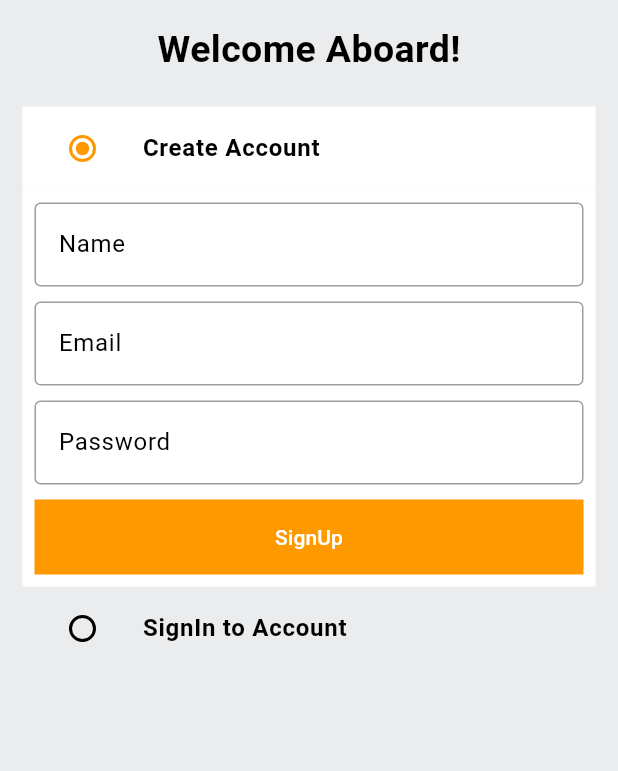
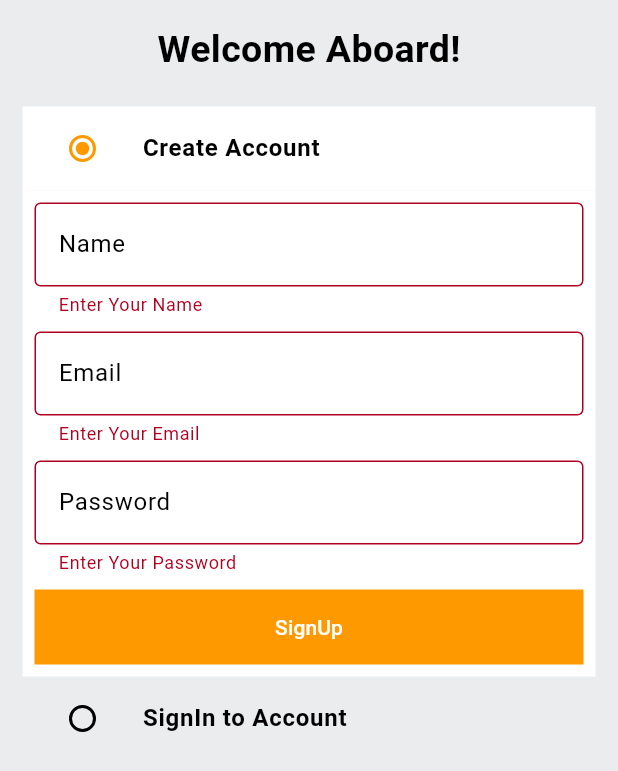
Before and after one commit to Hafsa191097/MartCart, a Flutter app: the screen it shows after launch, after a tap on "SignUp", on a phone screen of 412 x 824 dp. Shown: the top 771 px of the screen. Run offline on Flutter 3.47's test engine with Material 2 defaults, Android fonts, the light colour scheme and no system bars; our stand-ins replace shared_preferences.

Commit message:
SignupSignInDone

```diff
--- a/lib/Auth/AuthScreen.dart
+++ b/lib/Auth/AuthScreen.dart
@@ -1,13 +1,11 @@
-
-
 import 'dart:developer';
 
+import 'package:MartCart/Services/AuthService.dart';
 import 'package:flutter/material.dart';
 
 import '../CommonWidgets/CommonButton.dart';
 import '../CommonWidgets/CommontextField.dart';
 import '../Constants/_Globals.dart';
-
 
 // ignore: camel_case_types
 class authScreen extends StatefulWidget {
@@ -17,14 +15,13 @@ class authScreen extends StatefulWidget {
   State<authScreen> createState() => _authScreenState();
 }
 
-
- enum Auth{
+enum Auth {
   signin,
   signup,
 }
+
 // ignore: camel_case_types
 class _authScreenState extends State<authScreen> {
-
   Auth auth = Auth.signup;
   final _signupkey = GlobalKey<FormState>();
   final _signinkey = GlobalKey<FormState>();
@@ -32,7 +29,7 @@ class _authScreenState extends State<authScreen> {
   final TextEditingController _email = TextEditingController();
   final TextEditingController _name = TextEditingController();
   final TextEditingController _pass = TextEditingController();
-
+  final AuthService authService = AuthService();
 
   @override
   void dispose() {
@@ -41,83 +38,153 @@ class _authScreenState extends State<authScreen> {
     _name.dispose();
     _pass.dispose();
   }
+
+  void SignUpUser() {
+    authService.SignUpUser(
+      Context: context,
+      Name: _name.text,
+      Email: _email.text,
+      Password: _pass.text,
+    );
+  }
+
+  void SignInUser() {
+    authService.SignInUser(
+      Context: context,
+      Email: _email.text,
+      Password: _pass.text,
+    );
+  }
+
   @override
   Widget build(BuildContext context) {
     return Scaffold(
       backgroundColor: GlobalVariables.greyBackgroundCOlor,
-      body: SafeArea(
+      body: SingleChildScrollView(
+        child: SafeArea(
           child: Padding(
-          padding:const EdgeInsets.all(15),
+            padding: const EdgeInsets.all(15),
             child: Column(
               crossAxisAlignment: CrossAxisAlignment.center,
-
               children: [
-              const Text('Welcome Aboard!' , style: TextStyle(fontWeight: FontWeight.w600,fontSize: 25),),
-              const SizedBox(height: 20,),
+                const Text(
+                  'Welcome Aboard!',
+                  style: TextStyle(fontWeight: FontWeight.w600, fontSize: 25),
+                ),
+                const SizedBox(
+                  height: 20,
+                ),
                 ListTile(
-                tileColor: auth == Auth.signup ? GlobalVariables.backgroundColor : GlobalVariables.greyBackgroundCOlor,
-                title: const Text('Create Account', style: TextStyle(fontWeight: FontWeight.w600),),
+                  tileColor: auth == Auth.signup
+                      ? GlobalVariables.backgroundColor
+                      : GlobalVariables.greyBackgroundCOlor,
+                  title: const Text(
+                    'Create Account',
+                    style: TextStyle(fontWeight: FontWeight.w600),
+                  ),
                   leading: Radio(
                     activeColor: GlobalVariables.secondaryColor,
                     value: Auth.signup,
                     groupValue: auth,
-                  onChanged: (Auth? value){
+                    onChanged: (Auth? value) {
                       setState(() {
                         auth = value!;
                       });
                     },
                   ),
                 ),
-              if(auth==Auth.signup)
+                if (auth == Auth.signup)
                   Container(
                     color: Colors.white,
                     padding: const EdgeInsets.all(8.0),
                     child: Form(
                       key: _signupkey,
                       child: Column(
-
                         children: [
-                        CustomTextField(controller: _name, hint: 'Name',),
-                        const SizedBox(height: 10,),
-                        CustomTextField(controller: _email, hint: 'Email',),
-                        const SizedBox(height: 10,),
-                        CustomTextField(controller: _pass, hint: 'Password',),
-                        const SizedBox(height: 10,),
-                        CommonButton(text: 'SignUp', action: (){log('hafsa');})
+                          CustomTextField(
+                            controller: _name,
+                            hint: 'Name',
+                          ),
+                          const SizedBox(
+                            height: 10,
+                          ),
+                          CustomTextField(
+                            controller: _email,
+                            hint: 'Email',
+                          ),
+                          const SizedBox(
+                            height: 10,
+                          ),
+                          CustomTextField(
+                            controller: _pass,
+                            hint: 'Password',
+                          ),
+                          const SizedBox(
+                            height: 10,
+                          ),
+                          CommonButton(
+                              text: 'SignUp',
+                              action: () {
+                                if(_signupkey.currentState!.validate()){
+                                  SignUpUser();
+                                }
+                              })
                         ],
                       ),
                     ),
                   ),
-
                 ListTile(
-                title: const Text('SignIn to Account', style: TextStyle(fontWeight: FontWeight.w600),),
-                tileColor: auth == Auth.signin ? GlobalVariables.backgroundColor : GlobalVariables.greyBackgroundCOlor,
+                  title: const Text(
+                    'SignIn to Account',
+                    style: TextStyle(fontWeight: FontWeight.w600),
+                  ),
+                  tileColor: auth == Auth.signin
+                      ? GlobalVariables.backgroundColor
+                      : GlobalVariables.greyBackgroundCOlor,
                   leading: Radio(
                     activeColor: GlobalVariables.secondaryColor,
                     value: Auth.signin,
                     groupValue: auth,
-                  onChanged: (Auth? value){
+                    onChanged: (Auth? value) {
                       setState(() {
                         auth = value!;
                       });
                     },
                   ),
                 ),
-              if(auth==Auth.signin)
+                if (auth == Auth.signin)
                   Container(
                     color: Colors.white,
                     padding: const EdgeInsets.all(8.0),
                     child: Form(
                       key: _signinkey,
                       child: Column(
-
                         children: [
-                        const SizedBox(height: 10,),
-                        CustomTextField(controller: _email, hint: 'Email',),
-                        const SizedBox(height: 10,),
-                        CustomTextField(controller: _pass, hint: 'Password',),
-                        const SizedBox(height: 10,),
-                        CommonButton(text: 'SignIn', action: (){log('hafsa signin');})
+                          const SizedBox(
+                            height: 10,
+                          ),
+                          CustomTextField(
+                            controller: _email,
+                            hint: 'Email',
+                          ),
+                          const SizedBox(
+                            height: 10,
+                          ),
+                          CustomTextField(
+                            controller: _pass,
+                            hint: 'Password',
+                          ),
+                          const SizedBox(
+                            height: 10,
+                          ),
+                          CommonButton(
+                              text: 'SignIn',
+                              action: () {
+                                log('hafsa signin');
+                                if(_signinkey.currentState!.validate()){
+                                  SignInUser();
+                                }
+                              })
                         ],
                       ),
                     ),
@@ -126,6 +193,7 @@ class _authScreenState extends State<authScreen> {
             ),
           ),
         ),
+      ),
     );
   }
 }
--- a/lib/CommonWidgets/CommontextField.dart
+++ b/lib/CommonWidgets/CommontextField.dart
@@ -1,6 +1,4 @@
 // ignore: file_names
-
-import 'dart:developer';
 
 import 'package:flutter/material.dart';
 
@@ -27,7 +25,9 @@ class CustomTextField extends StatelessWidget {
         ),
       ),
       validator: (val){
-
+        if(val == null || val.isEmpty){
+          return 'Enter Your $hint';
+        }else{return null;}
       },
     );
   }
--- a/lib/Constants/_Globals.dart
+++ b/lib/Constants/_Globals.dart
@@ -1,6 +1,6 @@
 import 'package:flutter/material.dart';
 
-String uri = 'http://<yourip>:3000';
+
 
 class GlobalVariables {
   // COLORS
--- /dev/null
+++ b/lib/Models/Users.dart
@@ -0,0 +1,57 @@
+import 'dart:convert';
+
+class Users{
+  final String id;
+  final String name;
+  final String email;
+  final String password;
+  final String address;
+  final String type;
+  final String token;
+
+  Users({required this.id, required this.name, required this.email, required this.password, required this.address, required this.type, required this.token});
+  Map<String,dynamic> toMap(){
+    return {
+      '_id' : id,
+      'Name': name,
+      'Email' : email,
+      'Password': password,
+      'Address': address,
+      'Type': type,
+      'jsonwebtoken': token,
+    };
+  }
+  factory Users.fromMap(Map<String,dynamic> map){
+    return Users(
+      id: map['_id'] ?? '',
+      name: map['Name'] ?? '',
+      email: map['Email'] ?? '',
+      password: map['Password'] ?? '',
+      address: map['Address'] ?? '',
+      token: map['jsonwebtoken'] ?? '',
+      type: map['Type'] ?? '',
+    );
+  }
+  String toJson() => json.encode(toMap());
+  factory Users.fromJson(String source) => Users.fromMap(json.decode(source));
+
+   Users copyWith({
+    String? id,
+    String? name,
+    String? email,
+    String? password,
+    String? address,
+    String? type,
+    String? token,
+  }) {
+    return Users(
+      id: id ?? this.id,
+      name: name ?? this.name,
+      email: email ?? this.email,
+      password: password ?? this.password,
+      address: address ?? this.address,
+      type: type ?? this.type,
+      token: token ?? this.token
+    );
+  }
+}
--- /dev/null
+++ b/lib/Providers/user_provider.dart
@@ -0,0 +1,22 @@
+import 'package:MartCart/Models/Users.dart';
+import 'package:flutter/material.dart';
+
+class UserProvider extends ChangeNotifier {
+  Users _user = Users(
+    id: '',
+    name: '',
+    email: '',
+    password: '',
+    address: '',
+    type: '',
+    token: '',
+  );
+
+  Users get user => _user;
+
+  void setUser(String user){
+    _user = Users.fromJson(user);
+    notifyListeners();
+  }
+
+}
--- a/lib/main.dart
+++ b/lib/main.dart
@@ -1,37 +1,59 @@
+import 'package:MartCart/Providers/user_provider.dart';
 import 'package:MartCart/routes.dart';
 import 'package:flutter/material.dart';
+import 'package:provider/provider.dart';
 
 import 'Auth/AuthScreen.dart';
 import 'Constants/_Globals.dart';
 
 void main() {
-  runApp(const MyApp());
+  runApp(
+    MultiProvider(
+      providers: [
+        ChangeNotifierProvider(
+          create: (context) => UserProvider(),
+        ),
+      ],
+      child: const MyApp(),
+    ),
+  );
 }
 
-class MyApp extends StatelessWidget {
+class MyApp extends StatefulWidget {
   const MyApp({super.key});
 
+  @override
+  State<MyApp> createState() => _MyAppState();
+}
+
+
+class _MyAppState extends State<MyApp> {
+
+  @override
+  void initState() {
+
+    super.initState();
+  }
   @override
   Widget build(BuildContext context) {
     return MaterialApp(
       title: 'Mart Cart',
       theme: ThemeData(
         scaffoldBackgroundColor: GlobalVariables.backgroundColor,
-          appBarTheme:const AppBarTheme(
-            elevation: 0,
-            iconTheme: IconThemeData(
+        appBarTheme: const AppBarTheme(
+          elevation: 0,
+          iconTheme: IconThemeData(
             color: Colors.black,
           ),
         ),
-        colorScheme:const ColorScheme.light(
+        colorScheme: const ColorScheme.light(
           primary: GlobalVariables.secondaryColor,
         ),
         useMaterial3: true,
       ),
       debugShowCheckedModeBanner: false,
-      onGenerateRoute:(settings) => generateRoutes(settings),
+      onGenerateRoute: (settings) => generateRoutes(settings),
       home: const authScreen(),
-
     );
   }
 }
--- a/lib/routes.dart
+++ b/lib/routes.dart
@@ -1,3 +1,4 @@
+import 'package:MartCart/Screens/homeScreen.dart';
 import 'package:flutter/material.dart';
 import 'package:MartCart/Auth/AuthScreen.dart';
 
@@ -5,6 +6,8 @@ Route<dynamic> generateRoutes(RouteSettings routesettings){
     switch(routesettings.name){
       case authScreen.routname:
         return MaterialPageRoute(settings: routesettings, builder: (_) => const authScreen() );
+      case HomeScreen.routName:
+        return MaterialPageRoute(settings: routesettings, builder: (_) => const HomeScreen() );
 
       default:
         return MaterialPageRoute(
--- /dev/null
+++ b/package.json
@@ -0,0 +1,5 @@
+{
+  "dependencies": {
+    "jsonwebtoken": "^9.0.2"
+  }
+}
```
Also changed, not shown: lib/Constants/error_handling.dart (added, +27 -0 lines), lib/Screens/homeScreen.dart (added, +26 -0 lines), lib/Services/AuthService.dart (added, +101 -0 lines), lib/Utils/snackbar.dart (added, +7 -0 lines), pubspec.yaml (+5 -27 lines), package-lock.json (added), pubspec.lock, 2 other files. Lines whose indentation alone changed are shown as unchanged.
